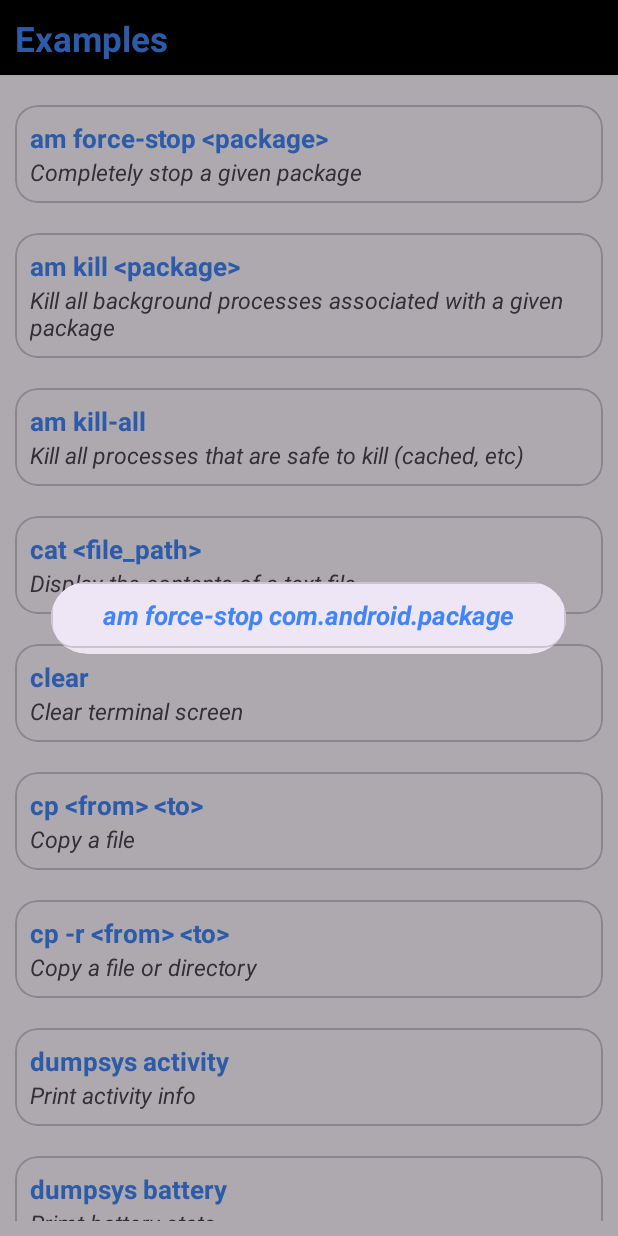
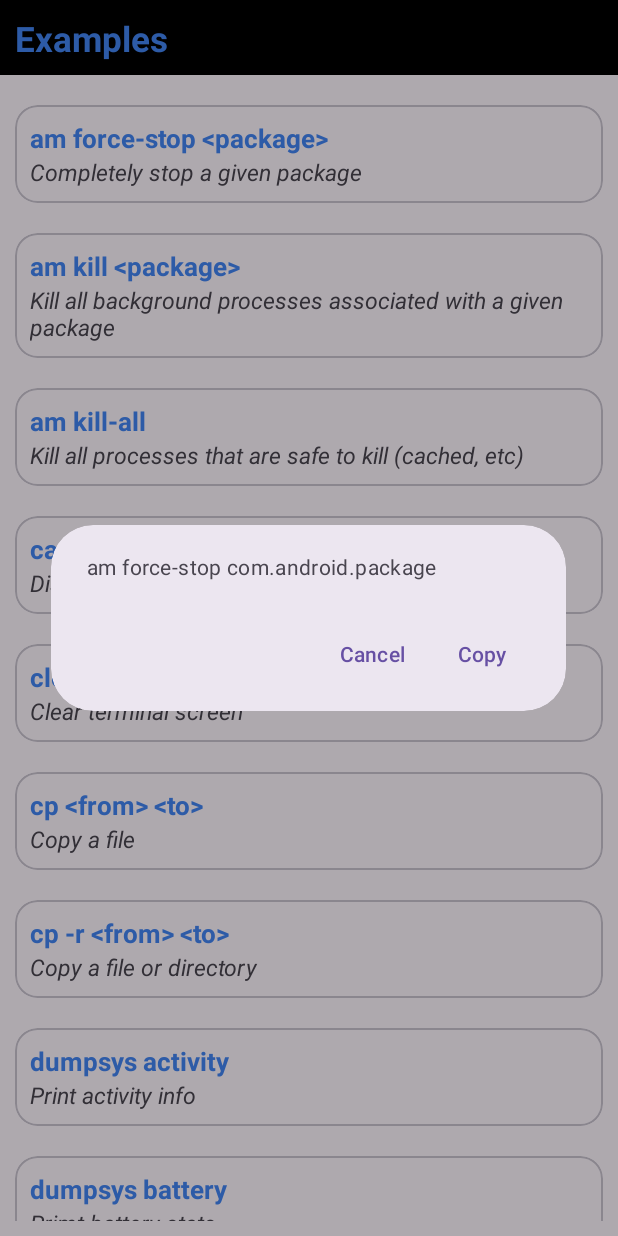
Before and after one commit to emtee40/adbShell-Shizuku, an Android app: the ExamplesActivity screen opened directly, with no data from a screen before it, after a tap on "am force-stop <package>", on a phone screen of 412 x 824 dp. Run offline under Robolectric (Android 15) with nearby library versions, the phone set to English and light mode, and no system bars.

Commit message:
Added copy-to-clipboard option in examples page
Signed-off-by: sunilpaulmathew <sunil.kde@gmail.com>

```diff
--- a/app/src/main/java/in/sunilpaulmathew/ashell/adapters/ExamplesAdapter.java
+++ b/app/src/main/java/in/sunilpaulmathew/ashell/adapters/ExamplesAdapter.java
@@ -14,6 +14,7 @@ import java.util.List;
 
 import in.sunilpaulmathew.ashell.R;
 import in.sunilpaulmathew.ashell.utils.CommandItems;
+import in.sunilpaulmathew.ashell.utils.Utils;
 
 /*
  * Created by sunilpaulmathew <sunil.kde@gmail.com> on November 08, 2022
@@ -59,13 +60,13 @@ public class ExamplesAdapter extends RecyclerView.Adapter<ExamplesAdapter.ViewHo
         @Override
         public void onClick(View view) {
             if (data.get(getAdapterPosition()).getExample() != null) {
-                LayoutInflater mLayoutInflater = LayoutInflater.from(view.getContext());
-                View exampleLayout = mLayoutInflater.inflate(R.layout.layout_example_alert, null);
-                MaterialTextView mExample = exampleLayout.findViewById(R.id.example);
-                mExample.setText(data.get(getAdapterPosition()).getExample());
                 new MaterialAlertDialogBuilder(view.getContext())
-                        .setView(exampleLayout)
-                        .show();
+                        .setMessage(data.get(getAdapterPosition()).getExample())
+                        .setNegativeButton(R.string.cancel, (dialogInterface, i) -> {
+                        })
+                        .setPositiveButton(R.string.copy, (dialogInterface, i) ->
+                                Utils.copyToClipboard(data.get(getAdapterPosition()).getExample(), view.getContext())
+                        ).show();
             }
         }
     }
--- a/app/src/main/java/in/sunilpaulmathew/ashell/utils/Utils.java
+++ b/app/src/main/java/in/sunilpaulmathew/ashell/utils/Utils.java
@@ -1,12 +1,15 @@
 package in.sunilpaulmathew.ashell.utils;
 
 import android.content.ActivityNotFoundException;
+import android.content.ClipData;
+import android.content.ClipboardManager;
 import android.content.Context;
 import android.content.Intent;
 import android.graphics.drawable.Drawable;
 import android.net.Uri;
 import android.os.Build;
 import android.view.View;
+import android.widget.Toast;
 
 import androidx.core.content.ContextCompat;
 
@@ -37,6 +40,13 @@ public class Utils {
         return Build.MODEL;
     }
 
+    public static void copyToClipboard(String text, Context context) {
+        ClipboardManager clipboard = (ClipboardManager) context.getSystemService(Context.CLIPBOARD_SERVICE);
+        ClipData clip = ClipData.newPlainText("Copied to clipboard", text);
+        clipboard.setPrimaryClip(clip);
+        Toast.makeText(context, "Copied to clipboard", Toast.LENGTH_SHORT).show();
+    }
+
     public static void loadShizukuWeb(Context context) {
         try {
             Intent intent = new Intent(Intent.ACTION_VIEW);
--- a/app/src/main/res/layout/layout_example_alert.xml
+++ /dev/null
@@ -1,19 +0,0 @@
-<com.google.android.material.card.MaterialCardView
-    android:layout_width="match_parent"
-    android:layout_height="wrap_content"
-    xmlns:android="http://schemas.android.com/apk/res/android"
-    xmlns:app="http://schemas.android.com/apk/res-auto"
-    android:layout_margin="10dp"
-    app:cardCornerRadius="15dp" >
-
-    <com.google.android.material.textview.MaterialTextView
-        android:id="@+id/example"
-        android:layout_width="match_parent"
-        android:layout_height="wrap_content"
-        android:textColor="@color/colorBlue"
-        android:textIsSelectable="true"
-        android:textStyle="bold|italic"
-        android:layout_margin="10dp"
-        android:gravity="center"
-        android:textSize="17sp" />
-</com.google.android.material.card.MaterialCardView>
--- a/app/src/main/res/values/strings.xml
+++ b/app/src/main/res/values/strings.xml
@@ -1,4 +1,4 @@
-<resources>
+<resources xmlns:tools="http://schemas.android.com/tools" tools:ignore="MissingTranslation" >
     <string name="app_name" translatable="false">aShell</string>
 
     <string name="about">About</string>
@@ -8,6 +8,7 @@
     <string name="clear_all_message">Clear everything on this screen?</string>
     <string name="command_hint">Input ADB command here</string>
     <string name="command_title">aShell Command Box</string>
+    <string name="copy">"Copy"</string>
     <string name="dismiss">Dismiss</string>
     <string name="examples">Examples</string>
     <string name="press_back">Press back again to exit</string>
```
